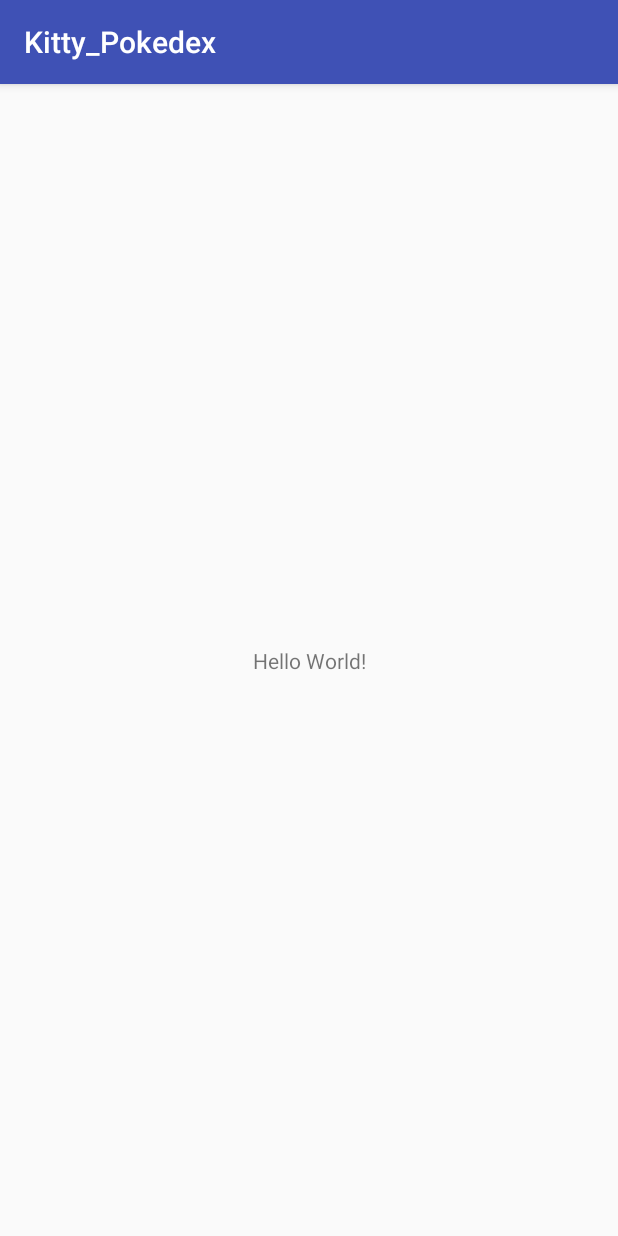
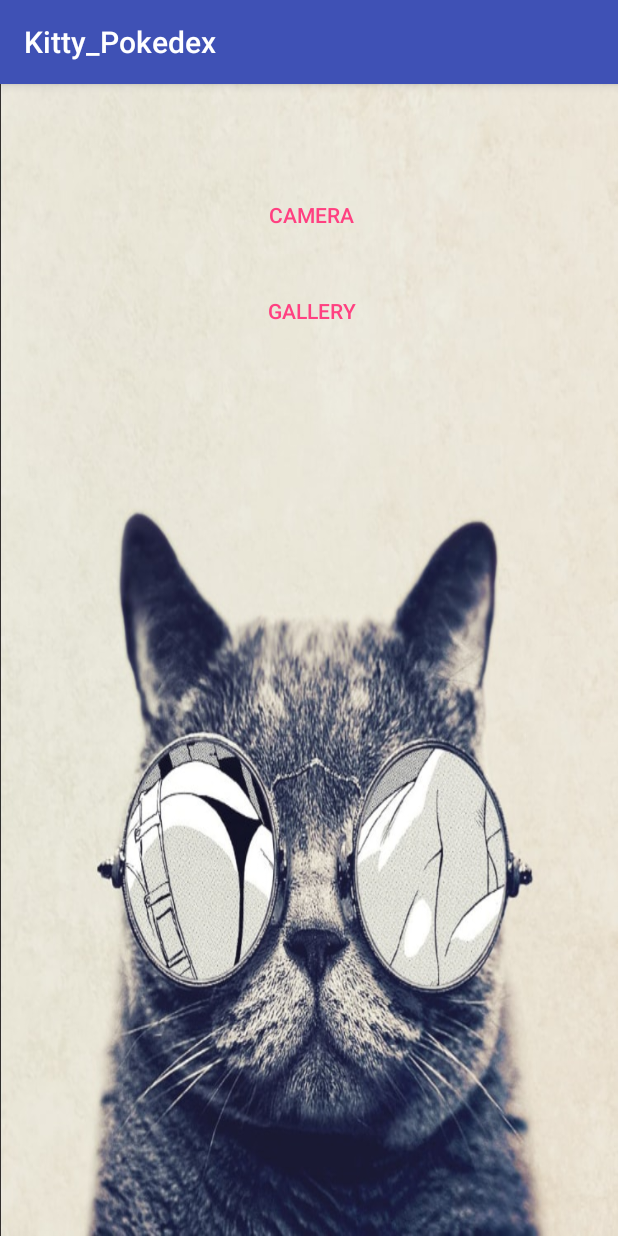
Before and after one commit to lacortes/Cat_Identifier, an Android app: the screen it shows after launch (MainActivity), on a phone screen of 412 x 824 dp. Run offline under Robolectric (Android 15) with nearby library versions, the phone set to English and light mode, and no system bars; libraries missing offline, so code that uses them is left out: com.ibm.watson; 1 statement that could not run was skipped.

Commit message:
Finished the main and result activities

```diff
--- a/app/src/main/java/com/application/team480/kitty_pokedex/MainActivity.java
+++ b/app/src/main/java/com/application/team480/kitty_pokedex/MainActivity.java
@@ -1,13 +1,103 @@
 package com.application.team480.kitty_pokedex;
 
+import android.content.Intent;
+import android.database.Cursor;
+import android.net.Uri;
+import android.os.Build;
+import android.provider.MediaStore;
+import android.support.annotation.RequiresApi;
 import android.support.v7.app.AppCompatActivity;
 import android.os.Bundle;
+import android.util.Log;
+import android.view.View;
+import android.widget.Button;
+import com.ibm.watson.developer_cloud.android.library.camera.CameraHelper;
+import java.io.File;
 
+/**
+ * This class is the main activity. It has two buttons: Camera and Gallery.
+ * Camera button lets the user to take a picture and save it to their phone.
+ * Gallery button lets the user to pick a picture from gallery.
+ */
 public class MainActivity extends AppCompatActivity {
+    private static final int PICK_IMAGE = 100;
+    private CameraHelper cameraHelper;
+    private Button btnCamera;
+    private Button btnGallery;
+    private Uri imageUri;
+    private String filePath;
 
     @Override
     protected void onCreate(Bundle savedInstanceState) {
         super.onCreate(savedInstanceState);
-        setContentView(R.layout.activity_main);
+        setContentView(R.layout.activity_ui);
+        btnCamera = findViewById(R.id.Camera);
+        btnGallery = findViewById(R.id.Gallery);
+        // Initialize camera cameraHelper
+        cameraHelper = new CameraHelper(this);
+        // When Camera button is clicked
+        btnCamera.setOnClickListener(new View.OnClickListener() {
+            @Override
+            public void onClick(View view) {
+                Log.d("Camera", "Clicked");
+                cameraHelper.dispatchTakePictureIntent();
+                Log.d("Camera", "Ended");
+            }
+        });
+        // When Gallery button is clicked
+        btnGallery.setOnClickListener(new View.OnClickListener() {
+            @Override
+            public void onClick(View view) {
+                Log.d("Gallery", "Clicked");
+                openGallery();
+                Log.d("Gallery", "Ended");
+            }
+        });
     }
+
+    /**
+     * This method is to open gallery.
+     */
+    private void openGallery() {
+        Intent gallery = new Intent(Intent.ACTION_PICK, MediaStore.Images.Media.INTERNAL_CONTENT_URI);
+        startActivityForResult(gallery, PICK_IMAGE);
+    }
+
+    @RequiresApi(api = Build.VERSION_CODES.HONEYCOMB)
+    @Override
+    protected  void onActivityResult(int requestCode, int resultCode, Intent data) {
+        super.onActivityResult(requestCode, resultCode, data);
+        Log.d("Debug", "RequestCode: " + requestCode);
+        Log.d("Debug", "ResultCode: " + resultCode);
+        // When Camera is selected
+        if (resultCode == RESULT_OK && requestCode == CameraHelper.REQUEST_IMAGE_CAPTURE) {
+            final File picFile = cameraHelper.getFile(resultCode);
+            filePath = picFile.getAbsolutePath();
+            Log.d("Debug", "Path: " + filePath);
+            moveToResultActivity(filePath);
+            // When Gallery is selected
+        } else if (resultCode == RESULT_OK && requestCode == PICK_IMAGE) {
+            imageUri = data.getData();
+            String[] projection = {MediaStore.Images.Media.DATA};
+            Cursor cursor = getContentResolver().query(imageUri, projection,null, null, null);
+            cursor.moveToFirst();
+            int columnIndex = cursor.getColumnIndex(projection[0]);
+            filePath = cursor.getString(columnIndex);
+            cursor.close();
+            Log.d("Debug", "Path: " + filePath);
+            moveToResultActivity(filePath);
+        }
+    }
+
+    /**
+     * This method is to move to Result activity after taking or picking a picture.
+     * @param filePath
+     *                  file path to the selected picture
+     */
+    private void moveToResultActivity(String filePath) {
+        Intent intent = new Intent(MainActivity.this, ResultActivity.class);
+        intent.putExtra("filePath", filePath);
+        startActivity(intent);
+    }
+
 }
--- /dev/null
+++ b/app/src/main/res/layout/activity_ui.xml
@@ -0,0 +1,36 @@
+<?xml version="1.0" encoding="utf-8"?>
+<android.support.constraint.ConstraintLayout xmlns:android="http://schemas.android.com/apk/res/android"
+    xmlns:app="http://schemas.android.com/apk/res-auto"
+    xmlns:tools="http://schemas.android.com/tools"
+    android:layout_width="match_parent"
+    android:layout_height="match_parent"
+    tools:context="com.application.team480.kitty_pokedex.MainActivity"
+    android:background="@drawable/cat">
+
+    <Button
+        android:id="@+id/Camera"
+        style="@style/Widget.AppCompat.Button.ButtonBar.AlertDialog"
+        android:layout_width="105dp"
+        android:layout_height="wrap_content"
+        android:layout_marginEnd="152dp"
+        android:layout_marginRight="152dp"
+        android:layout_marginTop="60dp"
+        android:text="Camera"
+        android:visibility="visible"
+        app:layout_constraintEnd_toEndOf="parent"
+        app:layout_constraintTop_toTopOf="parent" />
+
+    <Button
+        android:id="@+id/Gallery"
+        style="@style/Widget.AppCompat.Button.ButtonBar.AlertDialog"
+        android:layout_width="105dp"
+        android:layout_height="wrap_content"
+        android:layout_marginEnd="152dp"
+        android:layout_marginRight="152dp"
+        android:layout_marginTop="124dp"
+        android:text="Gallery"
+        android:visibility="visible"
+        app:layout_constraintEnd_toEndOf="parent"
+        app:layout_constraintTop_toTopOf="parent" />
+
+</android.support.constraint.ConstraintLayout>
--- a/app/src/main/res/values/strings.xml
+++ b/app/src/main/res/values/strings.xml
@@ -1,3 +1,4 @@
 <resources>
     <string name="app_name">Kitty_Pokedex</string>
+    <string name="api_key">38738ba52fa1257fc59cf39ef7183571aca6630c</string>
 </resources>
--- a/build.gradle
+++ b/build.gradle
@@ -17,8 +17,10 @@ buildscript {
 
 allprojects {
     repositories {
-        google()
         jcenter()
+        maven {
+            url "https://maven.google.com"
+        }
     }
 }
 
```
Also changed, not shown: app/build.gradle (+12 -7 lines), app/src/main/AndroidManifest.xml (+13 -0 lines), app/src/main/java/com/application/team480/kitty_pokedex/InfoActivity.java (added, +22 -0 lines), app/src/main/java/com/application/team480/kitty_pokedex/Result.java (added, +25 -0 lines), app/src/main/java/com/application/team480/kitty_pokedex/ResultActivity.java (added, +256 -0 lines), app/src/main/java/com/application/team480/kitty_pokedex/ResultAdapter.java (added, +51 -0 lines), app/src/main/java/com/application/team480/kitty_pokedex/SortByPercentage.java (added, +22 -0 lines), app/src/main/res/layout/activity_display.xml (added, +24 -0 lines), app/src/main/res/layout/activity_info.xml (added, +35 -0 lines), app/src/main/res/layout/activity_main.xml (+32 -10 lines), app/src/main/res/layout/activity_result.xml (added, +35 -0 lines), app/src/main/res/layout/listview_result.xml (added, +29 -0 lines), app/src/main/res/drawable/book.jpg (added), app/src/main/res/drawable/cat.jpg (added), 2 more files.
